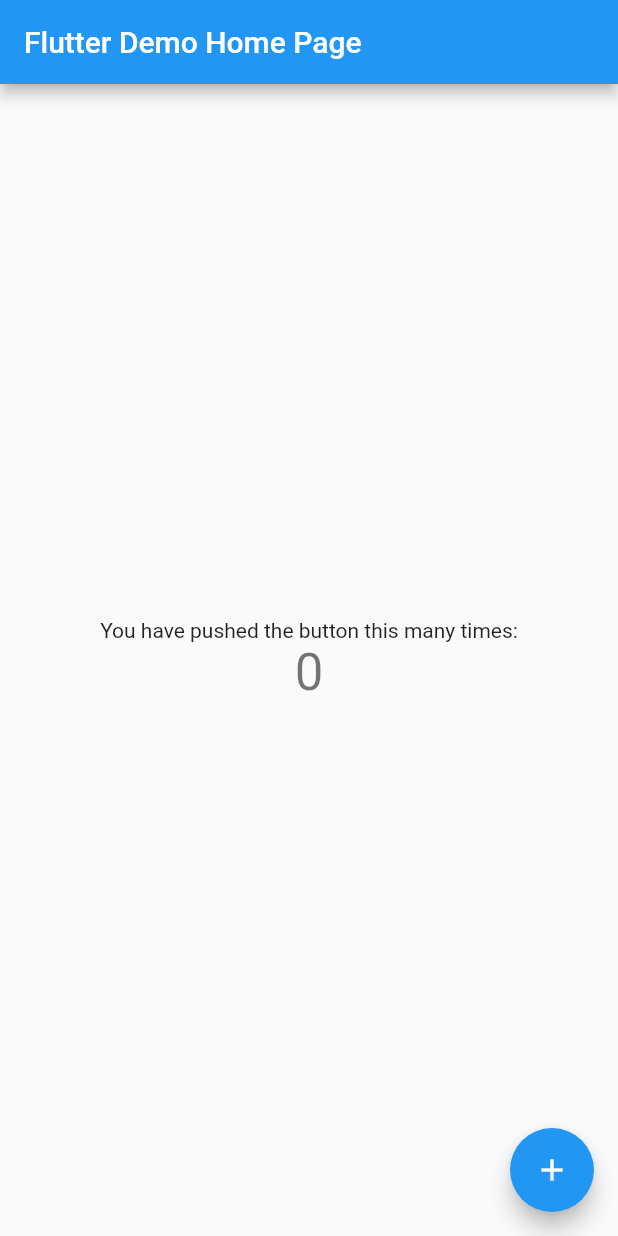
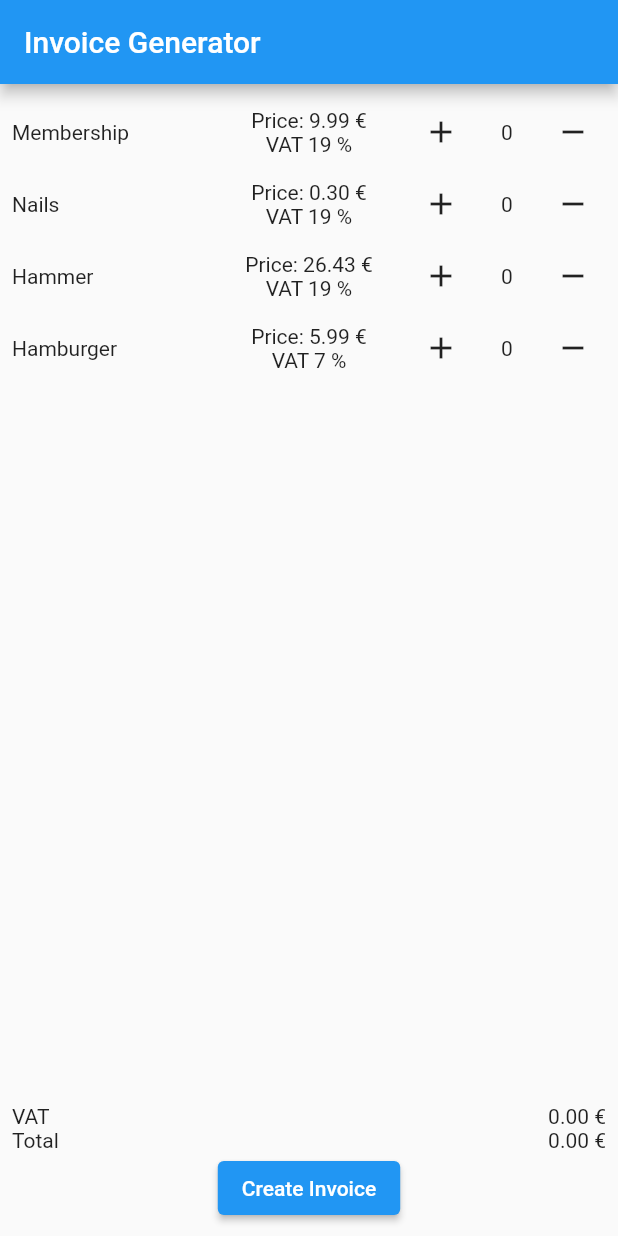
Before and after one commit to IuliiaKonovalova/flutter_options, a Flutter app: the screen it shows after launch, on a phone screen of 412 x 824 dp. Run offline on Flutter 3.47's test engine with Material 2 defaults, Android fonts, the phone set to English and light mode, and no system bars; our stand-ins replace pdf; missing offline and left inert: dart:html, open_document.

Commit message:
Add structure

```diff
--- a/flutter_pdf/lib/main.dart
+++ b/flutter_pdf/lib/main.dart
@@ -1,11 +1,13 @@
 import 'package:flutter/material.dart';
+import 'package:flutter_pdf/invoice_service.dart';
+import 'model/product.dart';
 
 void main() {
   runApp(const MyApp());
 }
 
 class MyApp extends StatelessWidget {
-  const MyApp({super.key});
+  const MyApp({Key? key}) : super(key: key);
 
   // This widget is the root of your application.
   @override
@@ -13,103 +15,125 @@ class MyApp extends StatelessWidget {
     return MaterialApp(
       title: 'Flutter Demo',
       theme: ThemeData(
-        // This is the theme of your application.
-        //
-        // Try running your application with "flutter run". You'll see the
-        // application has a blue toolbar. Then, without quitting the app, try
-        // changing the primarySwatch below to Colors.green and then invoke
-        // "hot reload" (press "r" in the console where you ran "flutter run",
-        // or simply save your changes to "hot reload" in a Flutter IDE).
-        // Notice that the counter didn't reset back to zero; the application
-        // is not restarted.
         primarySwatch: Colors.blue,
       ),
-      home: const MyHomePage(title: 'Flutter Demo Home Page'),
+      home: HomePage(),
     );
   }
 }
 
-class MyHomePage extends StatefulWidget {
-  const MyHomePage({super.key, required this.title});
-
-  // This widget is the home page of your application. It is stateful, meaning
-  // that it has a State object (defined below) that contains fields that affect
-  // how it looks.
-
-  // This class is the configuration for the state. It holds the values (in this
-  // case the title) provided by the parent (in this case the App widget) and
-  // used by the build method of the State. Fields in a Widget subclass are
-  // always marked "final".
-
-  final String title;
+class HomePage extends StatefulWidget {
+  HomePage({Key? key}) : super(key: key);
 
   @override
-  State<MyHomePage> createState() => _MyHomePageState();
+  State<HomePage> createState() => _HomePageState();
 }
 
-class _MyHomePageState extends State<MyHomePage> {
-  int _counter = 0;
-
-  void _incrementCounter() {
-    setState(() {
-      // This call to setState tells the Flutter framework that something has
-      // changed in this State, which causes it to rerun the build method below
-      // so that the display can reflect the updated values. If we changed
-      // _counter without calling setState(), then the build method would not be
-      // called again, and so nothing would appear to happen.
-      _counter++;
-    });
-  }
+class _HomePageState extends State<HomePage> {
+  final PdfInvoiceService service = PdfInvoiceService();
+  List<Product> products = [
+    Product("Membership", 9.99, 19),
+    Product("Nails", 0.30, 19),
+    Product("Hammer", 26.43, 19),
+    Product("Hamburger", 5.99, 7),
+  ];
+  int number = 0;
 
   @override
   Widget build(BuildContext context) {
-    // This method is rerun every time setState is called, for instance as done
-    // by the _incrementCounter method above.
-    //
-    // The Flutter framework has been optimized to make rerunning build methods
-    // fast, so that you can just rebuild anything that needs updating rather
-    // than having to individually change instances of widgets.
     return Scaffold(
       appBar: AppBar(
-        // Here we take the value from the MyHomePage object that was created by
-        // the App.build method, and use it to set our appbar title.
-        title: Text(widget.title),
+        title: const Text("Invoice Generator"),
       ),
-      body: Center(
-        // Center is a layout widget. It takes a single child and positions it
-        // in the middle of the parent.
+      body: Padding(
+        padding: const EdgeInsets.all(8.0),
         child: Column(
-          // Column is also a layout widget. It takes a list of children and
-          // arranges them vertically. By default, it sizes itself to fit its
-          // children horizontally, and tries to be as tall as its parent.
-          //
-          // Invoke "debug painting" (press "p" in the console, choose the
-          // "Toggle Debug Paint" action from the Flutter Inspector in Android
-          // Studio, or the "Toggle Debug Paint" command in Visual Studio Code)
-          // to see the wireframe for each widget.
-          //
-          // Column has various properties to control how it sizes itself and
-          // how it positions its children. Here we use mainAxisAlignment to
-          // center the children vertically; the main axis here is the vertical
-          // axis because Columns are vertical (the cross axis would be
-          // horizontal).
-          mainAxisAlignment: MainAxisAlignment.center,
-          children: <Widget>[
-            const Text(
-              'You have pushed the button this many times:',
+          crossAxisAlignment: CrossAxisAlignment.center,
+          children: [
+            Expanded(
+              child: ListView.builder(
+                itemBuilder: (context, index) {
+                  final currentProduct = products[index];
+                  return Row(
+                    children: [
+                      Expanded(child: Text(currentProduct.name)),
+                      Expanded(
+                        child: Column(
+                          crossAxisAlignment: CrossAxisAlignment.center,
+                          children: [
+                            Text(
+                                "Price: ${currentProduct.price.toStringAsFixed(2)} €"),
+                            Text(
+                                "VAT ${currentProduct.vatInPercent.toStringAsFixed(0)} %")
+                          ],
+                        ),
+                      ),
+                      Expanded(
+                        child: Row(
+                          children: [
+                            Expanded(
+                              child: IconButton(
+                                onPressed: () {
+                                  setState(() => currentProduct.amount++);
+                                },
+                                icon: const Icon(Icons.add),
+                              ),
+                            ),
+                            Expanded(
+                              child: Text(
+                                currentProduct.amount.toString(),
+                                textAlign: TextAlign.center,
+                              ),
+                            ),
+                            Expanded(
+                              child: IconButton(
+                                onPressed: () {
+                                  setState(() => currentProduct.amount--);
+                                },
+                                icon: const Icon(Icons.remove),
+                              ),
+                            )
+                          ],
+                        ),
+                      )
+                    ],
+                  );
+                },
+                itemCount: products.length,
+              ),
             ),
-            Text(
-              '$_counter',
-              style: Theme.of(context).textTheme.headlineMedium,
+            Row(
+              mainAxisAlignment: MainAxisAlignment.spaceBetween,
+              children: [const Text("VAT"), Text("${getVat()} €")],
+            ),
+            Row(
+              mainAxisAlignment: MainAxisAlignment.spaceBetween,
+              children: [const Text("Total"), Text("${getTotal()} €")],
+            ),
+            ElevatedButton(
+              onPressed: () async {
+                final data = await service.createHelloWorld();
+                service.savePdfFile("invoice_$number", data);
+                number++;
+              },
+              child: const Text("Create Invoice"),
             ),
           ],
         ),
       ),
-      floatingActionButton: FloatingActionButton(
-        onPressed: _incrementCounter,
-        tooltip: 'Increment',
-        child: const Icon(Icons.add),
-      ), // This trailing comma makes auto-formatting nicer for build methods.
     );
   }
+
+  getTotal() => products
+      .fold(0.0,
+          (double prev, element) => prev + (element.price * element.amount))
+      .toStringAsFixed(2);
+
+  getVat() => products
+      .fold(
+          0.0,
+          (double prev, element) =>
+              prev +
+              (element.price / 100 * element.vatInPercent * element.amount))
+      .toStringAsFixed(2);
 }
--- /dev/null
+++ b/flutter_pdf/lib/model/product.dart
@@ -0,0 +1,8 @@
+class Product {
+  final String name;
+  final double price;
+  final double vatInPercent;
+  int amount = 0;
+
+  Product(this.name, this.price, this.vatInPercent);
+}
--- a/flutter_pdf/pubspec.yaml
+++ b/flutter_pdf/pubspec.yaml
@@ -38,6 +38,8 @@ dependencies:
   # Use with the CupertinoIcons class for iOS style icons.
   cupertino_icons: ^1.0.2
   pdf: ^3.10.1
+  html: ^0.15.4
+  http: ^0.13.6
 
 dev_dependencies:
   flutter_test:
```
Also changed, not shown: flutter_pdf/lib/invoice_service.dart (added, +191 -0 lines), flutter_pdf/pubspec.lock, 6 other files.
